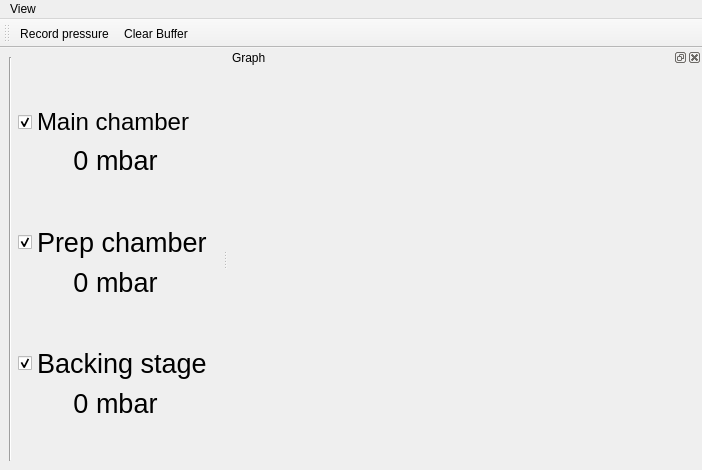
First picture: the form in gui/pressure_monitor/ui_pressure_monitor.ui, repository projecthira/qudi-hira, before the edit.
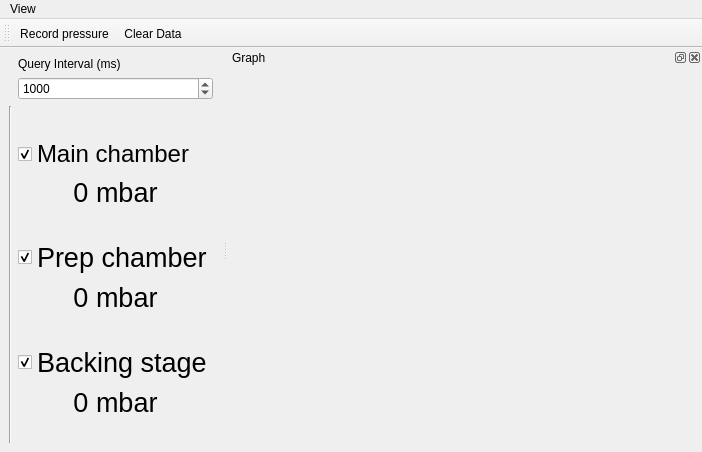
Second picture: the form after the edit. Icons and pictures are not drawn.

Diff of the .ui file:
```diff
--- a/gui/pressure_monitor/ui_pressure_monitor.ui
+++ b/gui/pressure_monitor/ui_pressure_monitor.ui
@@ -7,7 +7,7 @@
     <x>0</x>
     <y>0</y>
     <width>702</width>
-    <height>470</height>
+    <height>452</height>
    </rect>
   </property>
   <property name="windowTitle">
@@ -21,28 +21,15 @@
     </sizepolicy>
    </property>
    <layout class="QGridLayout" name="gridLayout">
-    <item row="7" column="1">
-     <spacer name="verticalSpacer_4">
-      <property name="orientation">
-       <enum>Qt::Vertical</enum>
-      </property>
-      <property name="sizeHint" stdset="0">
-       <size>
-        <width>20</width>
-        <height>40</height>
-       </size>
-      </property>
-     </spacer>
-    </item>
-    <item row="5" column="1">
-     <widget class="QCheckBox" name="prepcheckBox">
+    <item row="9" column="1">
+     <widget class="QCheckBox" name="backcheckBox">
       <property name="font">
        <font>
         <pointsize>20</pointsize>
        </font>
       </property>
       <property name="text">
-       <string>Prep chamber</string>
+       <string>Backing stage</string>
       </property>
       <property name="checked">
        <bool>true</bool>
@@ -50,19 +37,46 @@
      </widget>
     </item>
     <item row="4" column="1">
-     <spacer name="verticalSpacer_3">
+     <widget class="QLabel" name="mainPressure">
+      <property name="font">
+       <font>
+        <pointsize>20</pointsize>
+       </font>
+      </property>
+      <property name="text">
+       <string>0 mbar</string>
+      </property>
+      <property name="alignment">
+       <set>Qt::AlignCenter</set>
+      </property>
+     </widget>
+    </item>
+    <item row="10" column="1">
+     <widget class="QLabel" name="backPressure">
+      <property name="font">
+       <font>
+        <pointsize>20</pointsize>
+       </font>
+      </property>
+      <property name="text">
+       <string>0 mbar</string>
+      </property>
+      <property name="alignment">
+       <set>Qt::AlignCenter</set>
+      </property>
+     </widget>
+    </item>
+    <item row="2" column="0" rowspan="10">
+     <widget class="Line" name="line">
+      <property name="enabled">
+       <bool>true</bool>
+      </property>
       <property name="orientation">
        <enum>Qt::Vertical</enum>
       </property>
-      <property name="sizeHint" stdset="0">
-       <size>
-        <width>20</width>
-        <height>40</height>
-       </size>
-      </property>
-     </spacer>
+     </widget>
     </item>
-    <item row="2" column="1">
+    <item row="3" column="1">
      <widget class="QCheckBox" name="maincheckBox">
       <property name="font">
        <font>
@@ -77,7 +91,48 @@
       </property>
      </widget>
     </item>
+    <item row="11" column="1">
+     <spacer name="verticalSpacer_2">
+      <property name="orientation">
+       <enum>Qt::Vertical</enum>
+      </property>
+      <property name="sizeHint" stdset="0">
+       <size>
+        <width>20</width>
+        <height>40</height>
+       </size>
+      </property>
+     </spacer>
+    </item>
+    <item row="8" column="1">
+     <spacer name="verticalSpacer_4">
+      <property name="orientation">
+       <enum>Qt::Vertical</enum>
+      </property>
+      <property name="sizeHint" stdset="0">
+       <size>
+        <width>20</width>
+        <height>40</height>
+       </size>
+      </property>
+     </spacer>
+    </item>
     <item row="6" column="1">
+     <widget class="QCheckBox" name="prepcheckBox">
+      <property name="font">
+       <font>
+        <pointsize>20</pointsize>
+       </font>
+      </property>
+      <property name="text">
+       <string>Prep chamber</string>
+      </property>
+      <property name="checked">
+       <bool>true</bool>
+      </property>
+     </widget>
+    </item>
+    <item row="7" column="1">
      <widget class="QLabel" name="prepPressure">
       <property name="font">
        <font>
@@ -92,37 +147,27 @@
       </property>
      </widget>
     </item>
-    <item row="9" column="1">
-     <widget class="QLabel" name="backPressure">
-      <property name="font">
-       <font>
-        <pointsize>20</pointsize>
-       </font>
-      </property>
+    <item row="0" column="1">
+     <widget class="QLabel" name="label">
       <property name="text">
-       <string>0 mbar</string>
+       <string>Query Interval (ms)</string>
       </property>
-      <property name="alignment">
-       <set>Qt::AlignCenter</set>
-      </property>
      </widget>
     </item>
-    <item row="8" column="1">
-     <widget class="QCheckBox" name="backcheckBox">
-      <property name="font">
-       <font>
-        <pointsize>20</pointsize>
-       </font>
+    <item row="5" column="1">
+     <spacer name="verticalSpacer_3">
+      <property name="orientation">
+       <enum>Qt::Vertical</enum>
       </property>
-      <property name="text">
-       <string>Backing stage</string>
+      <property name="sizeHint" stdset="0">
+       <size>
+        <width>20</width>
+        <height>40</height>
+       </size>
       </property>
-      <property name="checked">
-       <bool>true</bool>
-      </property>
-     </widget>
+     </spacer>
     </item>
-    <item row="1" column="1">
+    <item row="2" column="1">
      <spacer name="verticalSpacer">
       <property name="orientation">
        <enum>Qt::Vertical</enum>
@@ -135,41 +180,16 @@
       </property>
      </spacer>
     </item>
-    <item row="10" column="1">
-     <spacer name="verticalSpacer_2">
-      <property name="orientation">
-       <enum>Qt::Vertical</enum>
+    <item row="1" column="1">
+     <widget class="QSpinBox" name="queryIntervalSpinBox">
+      <property name="minimum">
+       <number>200</number>
       </property>
-      <property name="sizeHint" stdset="0">
-       <size>
-        <width>20</width>
-        <height>40</height>
-       </size>
+      <property name="maximum">
+       <number>60000</number>
       </property>
-     </spacer>
-    </item>
-    <item row="3" column="1">
-     <widget class="QLabel" name="mainPressure">
-      <property name="font">
-       <font>
-        <pointsize>20</pointsize>
-       </font>
-      </property>
-      <property name="text">
-       <string>0 mbar</string>
-      </property>
-      <property name="alignment">
-       <set>Qt::AlignCenter</set>
-      </property>
-     </widget>
-    </item>
-    <item row="1" column="0" rowspan="10">
-     <widget class="Line" name="line">
-      <property name="enabled">
-       <bool>true</bool>
-      </property>
-      <property name="orientation">
-       <enum>Qt::Vertical</enum>
+      <property name="value">
+       <number>1000</number>
       </property>
      </widget>
     </item>
@@ -308,7 +328,7 @@
      <normaloff>../../artwork/icons/qudiTheme/22x22/stop-counter.png</normaloff>../../artwork/icons/qudiTheme/22x22/stop-counter.png</iconset>
    </property>
    <property name="text">
-    <string>Clear Buffer</string>
+    <string>Clear Data</string>
    </property>
    <property name="toolTip">
     <string>Clear Buffers</string>
```
